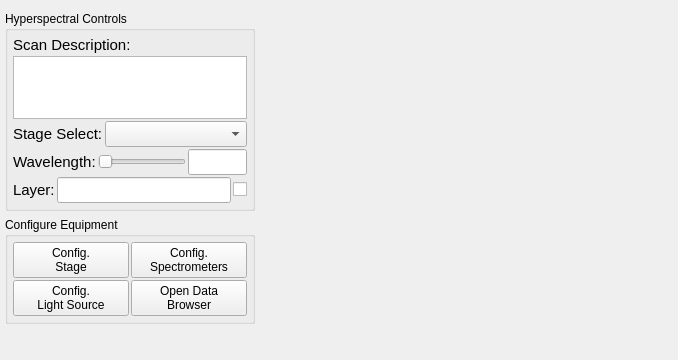
Old version of the form nplab/experiment/hyperspectral_imaging/hyperspectral_imaging.ui in the repository nanophotonics/nplab.
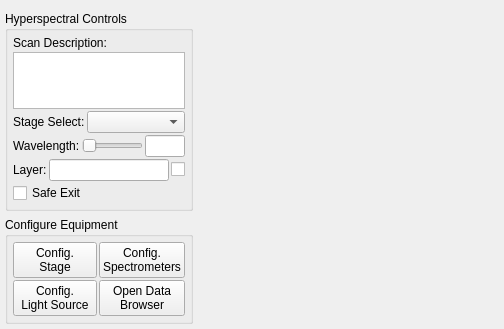
New version of the form.

Commit message: Hyperspectral scanner safe exit added

```diff
--- a/nplab/experiment/hyperspectral_imaging/hyperspectral_imaging.ui
+++ b/nplab/experiment/hyperspectral_imaging/hyperspectral_imaging.ui
@@ -6,8 +6,8 @@
    <rect>
     <x>0</x>
     <y>0</y>
-    <width>678</width>
-    <height>360</height>
+    <width>504</width>
+    <height>326</height>
    </rect>
   </property>
   <property name="windowTitle">
@@ -106,24 +106,13 @@
       </property>
       <item>
        <widget class="QLabel" name="scan_description_label">
-        <property name="font">
-         <font>
-          <pointsize>11</pointsize>
-         </font>
-        </property>
         <property name="text">
          <string>Scan Description:</string>
         </property>
        </widget>
       </item>
       <item>
-       <widget class="QTextEdit" name="scan_description">
-        <property name="font">
-         <font>
-          <pointsize>11</pointsize>
-         </font>
-        </property>
-       </widget>
+       <widget class="QTextEdit" name="scan_description"/>
       </item>
       <item>
        <layout class="QHBoxLayout" name="stage_select_layout">
@@ -135,24 +124,13 @@
             <verstretch>0</verstretch>
            </sizepolicy>
           </property>
-          <property name="font">
-           <font>
-            <pointsize>11</pointsize>
-           </font>
-          </property>
           <property name="text">
            <string>Stage Select:</string>
           </property>
          </widget>
         </item>
         <item>
-         <widget class="QComboBox" name="stage_select">
-          <property name="font">
-           <font>
-            <pointsize>11</pointsize>
-           </font>
-          </property>
-         </widget>
+         <widget class="QComboBox" name="stage_select"/>
         </item>
        </layout>
       </item>
@@ -163,11 +141,6 @@
         </property>
         <item>
          <widget class="QLabel" name="wavelength_label">
-          <property name="font">
-           <font>
-            <pointsize>11</pointsize>
-           </font>
-          </property>
           <property name="text">
            <string>Wavelength:</string>
           </property>
@@ -200,11 +173,6 @@
             <verstretch>0</verstretch>
            </sizepolicy>
           </property>
-          <property name="font">
-           <font>
-            <pointsize>11</pointsize>
-           </font>
-          </property>
          </widget>
         </item>
        </layout>
@@ -216,24 +184,13 @@
         </property>
         <item>
          <widget class="QLabel" name="layer_label">
-          <property name="font">
-           <font>
-            <pointsize>11</pointsize>
-           </font>
-          </property>
           <property name="text">
            <string>Layer:</string>
           </property>
          </widget>
         </item>
         <item>
-         <widget class="QLineEdit" name="view_layer">
-          <property name="font">
-           <font>
-            <pointsize>11</pointsize>
-           </font>
-          </property>
-         </widget>
+         <widget class="QLineEdit" name="view_layer"/>
         </item>
         <item>
          <widget class="QCheckBox" name="override_view_layer">
@@ -244,6 +201,13 @@
         </item>
        </layout>
       </item>
+      <item>
+       <widget class="QCheckBox" name="safe_exit">
+        <property name="text">
+         <string>Safe Exit</string>
+        </property>
+       </widget>
+      </item>
      </layout>
     </widget>
    </item>
```
The commit also changes 2 other files.
